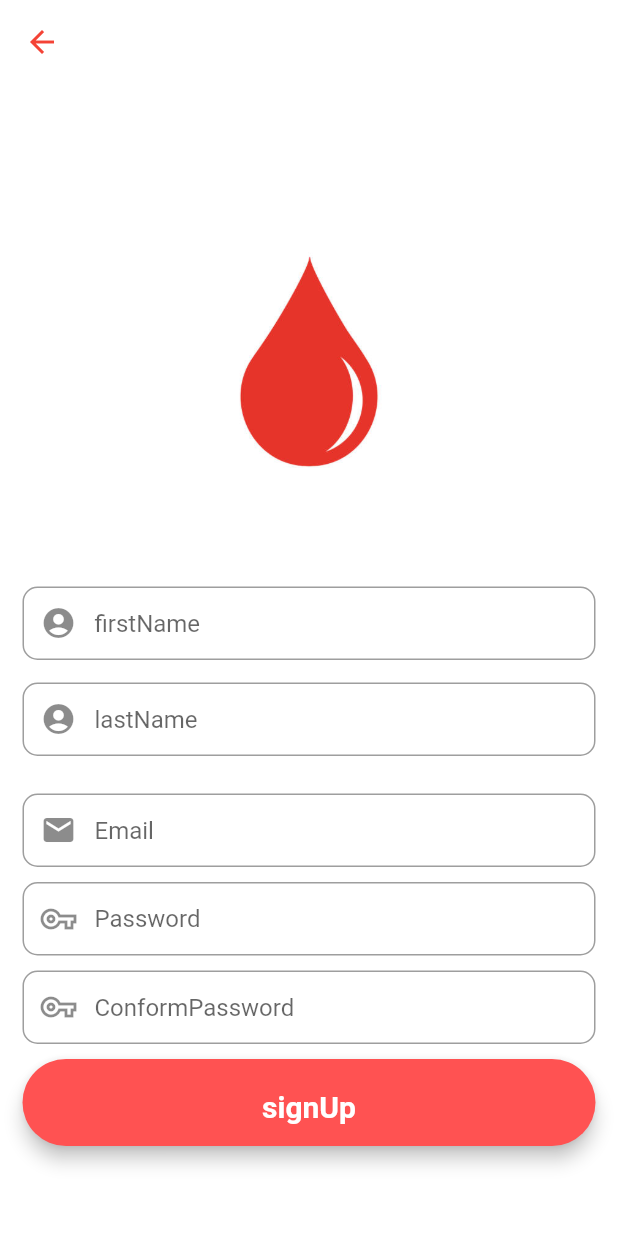
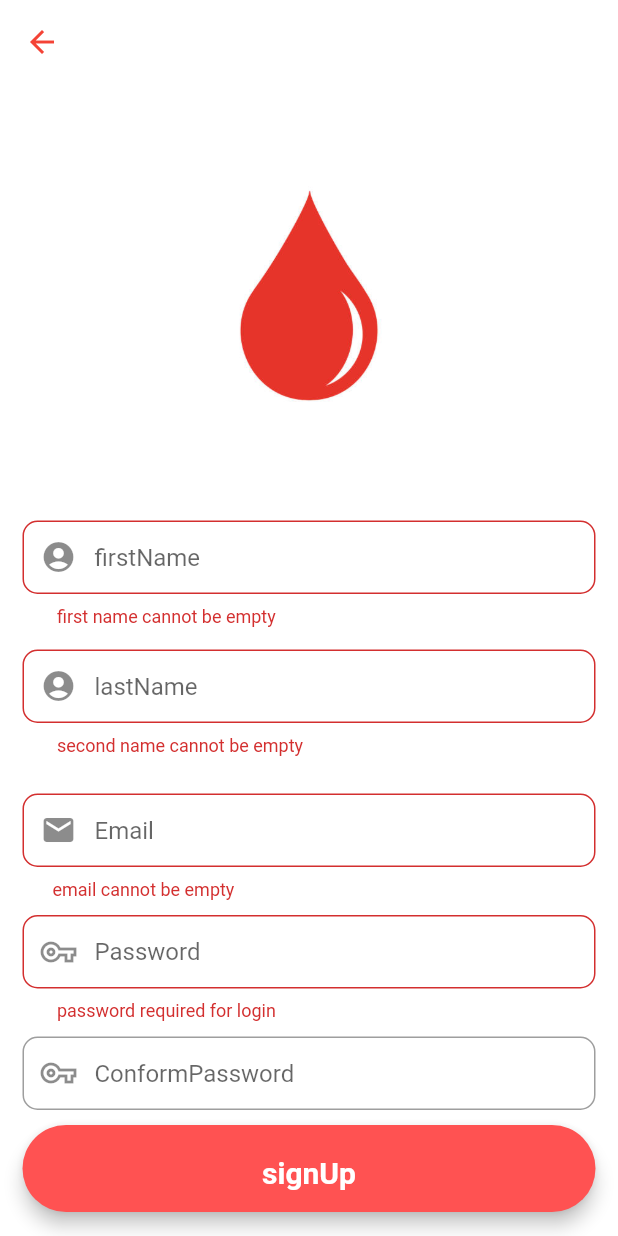
Before and after one commit to AmreetPoudel/bloodDonation, a Flutter app: the RegistrationScreen screen opened directly, after a tap on "signUp", on a phone screen of 412 x 824 dp. Run offline on Flutter 3.47's test engine with Material 2 defaults, Android fonts, the phone set to English and light mode, and no system bars; our stand-ins replace cloud_firestore, firebase_auth, firebase_core, fluttertoast; accounts and stored records are empty.

Commit message:
pushing this code but still one problem exist

```diff
--- a/lib/screen/registration_screen.dart
+++ b/lib/screen/registration_screen.dart
@@ -1,4 +1,10 @@
+import 'package:blood/model/user_model.dart';
+import 'package:blood/screen/home_screen.dart';
+import 'package:cloud_firestore/cloud_firestore.dart';
+import 'package:firebase_auth/firebase_auth.dart';
 import 'package:flutter/material.dart';
+import 'package:fluttertoast/fluttertoast.dart';
+import "/model/user_model.dart";
 
 class RegistrationScreen extends StatefulWidget {
   const RegistrationScreen({Key? key}) : super(key: key);
@@ -8,6 +14,7 @@
 }
 
 class _RegistrationScreenState extends State<RegistrationScreen> {
+  final _auth = FirebaseAuth.instance;
   //form key
   final _formkey = GlobalKey<FormState>();
 //editing controller
@@ -26,6 +33,15 @@
       textInputAction: TextInputAction.next,
       onSaved: (value) {
         firstNameEditingContoller.text = value.toString();
+      },
+      validator: (value) {
+        RegExp regex = RegExp(r'^.{3,}$');
+        if (value!.isEmpty) {
+          return " first name cannot be empty";
+        }
+        if (!regex.hasMatch(value)) {
+          return " atleast 3 characters long";
+        }
       },
       autofocus: false,
       decoration: InputDecoration(
@@ -46,6 +62,12 @@
       onSaved: (value) {
         secondNameEditingContoller.text = value.toString();
       },
+      validator: (value) {
+        if (value!.isEmpty) {
+          return " second name cannot be empty";
+        }
+        return null;
+      },
       autofocus: false,
       decoration: InputDecoration(
           hintText: "lastName",
@@ -65,6 +87,28 @@
         emailEditingContoller.text = value.toString();
       },
       autofocus: false,
+      validator: (value) {
+        if (value!.isEmpty) {
+          return "email cannot be empty";
+        }
+
+        // copied from code grapper regex for email validation with reqex
+        Pattern pattern =
+            r"^[a-zA-Z0-9.!#$%&'*+/=?^_`{|}~-]+@[a-zA-Z0-9](?:[a-zA-Z0-9-]"
+            r"{0,253}[a-zA-Z0-9])?(?:\.[a-zA-Z0-9](?:[a-zA-Z0-9-]"
+            r"{0,253}[a-zA-Z0-9])?)*$";
+        RegExp regex = RegExp(pattern.toString());
+        if (!regex.hasMatch(value)) {
+          return 'Enter a valid email address';
+        } else {
+          return null;
+        }
+
+        // if (!RegExp("^[a-zA-z0-9+_.-]+@[a-zA-Z09.-]+.[a-z]").hasMatch(value)) {
+        //   return "Enter a valid email address";
+        // }
+        // return null;
+      },
       decoration: InputDecoration(
           hintText: "Email",
           prefixIcon: const Icon(Icons.mail),
@@ -83,6 +127,15 @@
         passwordEditingContoller.text = value.toString();
       },
       obscureText: true,
+      validator: (value) {
+        RegExp regex = RegExp(r'^.{6,}$');
+        if (value!.isEmpty) {
+          return " password required for login";
+        }
+        if (!regex.hasMatch(value)) {
+          return " atleast 6 characters long";
+        }
+      },
       decoration: InputDecoration(
           hintText: "Password",
           prefixIcon: const Icon(Icons.vpn_key_outlined),
@@ -101,6 +154,15 @@
         conformPasswordEditingContoller.text = value.toString();
       },
       obscureText: true,
+      //validator for conform password
+      validator: (value) {
+        if (conformPasswordEditingContoller.text !=
+            passwordEditingContoller.text) {
+          return "password does not match";
+        }
+        return null;
+      },
+
       decoration: InputDecoration(
           hintText: "ConformPassword",
           prefixIcon: const Icon(Icons.vpn_key_outlined),
@@ -117,7 +179,10 @@
       borderRadius: BorderRadius.circular(50),
       color: Colors.redAccent,
       child: MaterialButton(
-        onPressed: () {},
+        onPressed: () {
+            signUp(emailEditingContoller.text, passwordEditingContoller.text);
+
+        },
         padding: const EdgeInsets.fromLTRB(15, 20, 15, 15),
         minWidth: MediaQuery.of(context).size.width,
         child: const Text(
@@ -193,4 +258,58 @@
       ),
     );
   }
+
+  void signUp(String email, String password) async {
+    if (_formkey.currentState!.validate()) {
+      await _auth
+          .createUserWithEmailAndPassword(email: email, password: password)
+          .then((value)=>{ postDetailsToFirestore()})
+          .catchError((e) => {
+                Fluttertoast.showToast(
+                    msg: e.toString(),
+                    toastLength: Toast.LENGTH_SHORT,
+                    gravity: ToastGravity.BOTTOM,
+                    timeInSecForIosWeb: 1,
+                    backgroundColor: Colors.red,
+                    textColor: Colors.white,
+                    fontSize: 16.0)
+              });
+    }
+  }
+
+  postDetailsToFirestore() async {
+    //calling firebase
+    //calling user model
+    //sending data to firebase
+    FirebaseFirestore firebaseFirestore = FirebaseFirestore.instance;
+    User? user = _auth.currentUser;
+
+    UserModel userModel = UserModel();
+
+    //writing all the values to constructor of user model so that we can send them to firebase
+    userModel.email = user!.email;
+    userModel.firstName = firstNameEditingContoller.text;
+    userModel.lastName = secondNameEditingContoller.text;
+    userModel.uid = user.uid;
+
+    //
+    await firebaseFirestore
+        .collection("users")
+        .doc(user.uid)
+        .set(userModel.toMap());
+    Fluttertoast.showToast(
+        msg: "cheers buddy account created :)",
+        toastLength: Toast.LENGTH_SHORT,
+        gravity: ToastGravity.BOTTOM,
+        timeInSecForIosWeb: 1,
+        backgroundColor: Colors.red,
+        textColor: Colors.white,
+        fontSize: 16.0);
+
+    Navigator.pushAndRemoveUntil(
+        context,
+        MaterialPageRoute(builder: (context) => const HomeScreen()),
+        (Route<dynamic> route) => false);
+
+  }
 }
```
